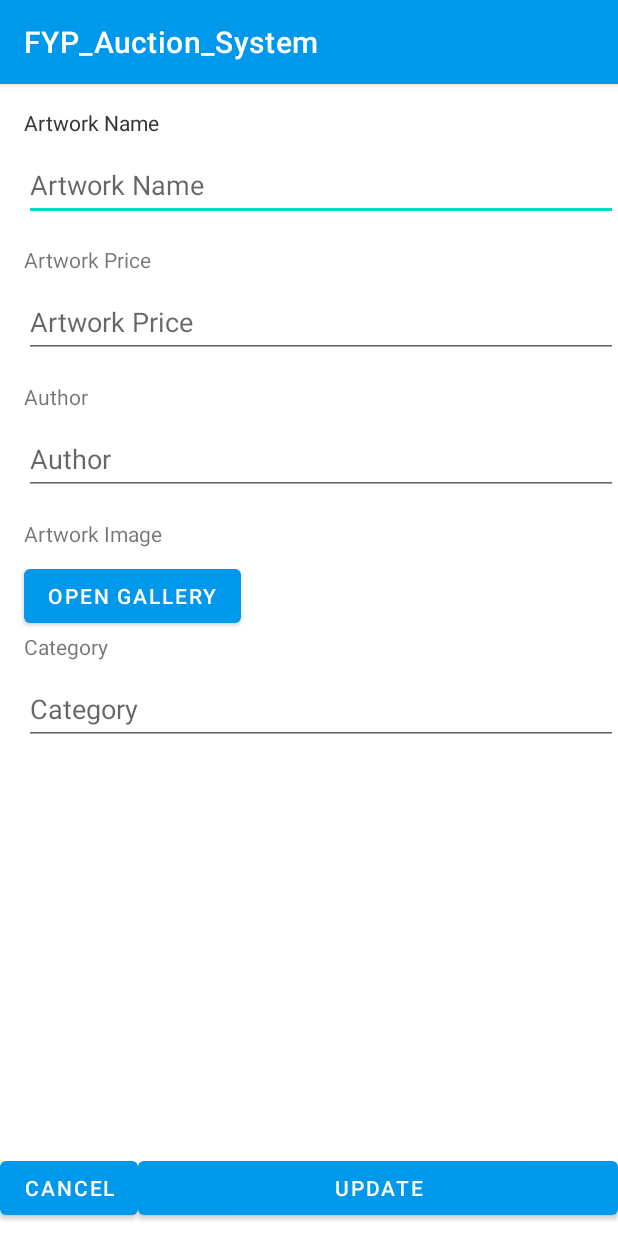
After one commit to AaronNg1206/FYP_Auction_System, an Android app: the fragment CustomerUpdateArtwork shown on its own in the app's theme, on a phone screen of 412 x 824 dp. The commit adds this screen. Run offline under Robolectric (Android 15) with nearby library versions, the phone set to English and light mode, and no system bars.

Commit message:
cusUpdateArtworkV1

```diff
--- /dev/null
+++ b/app/src/main/java/com/nghycp/fyp_auction_system/CustomerUpdateArtwork.kt
@@ -0,0 +1,59 @@
+package com.nghycp.fyp_auction_system
+
+import android.os.Bundle
+import androidx.fragment.app.Fragment
+import android.view.LayoutInflater
+import android.view.View
+import android.view.ViewGroup
+
+// TODO: Rename parameter arguments, choose names that match
+// the fragment initialization parameters, e.g. ARG_ITEM_NUMBER
+private const val ARG_PARAM1 = "param1"
+private const val ARG_PARAM2 = "param2"
+
+/**
+ * A simple [Fragment] subclass.
+ * Use the [CustomerUpdateArtwork.newInstance] factory method to
+ * create an instance of this fragment.
+ */
+class CustomerUpdateArtwork : Fragment() {
+    // TODO: Rename and change types of parameters
+    private var param1: String? = null
+    private var param2: String? = null
+
+    override fun onCreate(savedInstanceState: Bundle?) {
+        super.onCreate(savedInstanceState)
+        arguments?.let {
+            param1 = it.getString(ARG_PARAM1)
+            param2 = it.getString(ARG_PARAM2)
+        }
+    }
+
+    override fun onCreateView(
+        inflater: LayoutInflater, container: ViewGroup?,
+        savedInstanceState: Bundle?
+    ): View? {
+        // Inflate the layout for this fragment
+        return inflater.inflate(R.layout.fragment_customer_update_artwork, container, false)
+    }
+
+    companion object {
+        /**
+         * Use this factory method to create a new instance of
+         * this fragment using the provided parameters.
+         *
+         * @param param1 Parameter 1.
+         * @param param2 Parameter 2.
+         * @return A new instance of fragment CustomerUpdateArtwork.
+         */
+        // TODO: Rename and change types and number of parameters
+        @JvmStatic
+        fun newInstance(param1: String, param2: String) =
+            CustomerUpdateArtwork().apply {
+                arguments = Bundle().apply {
+                    putString(ARG_PARAM1, param1)
+                    putString(ARG_PARAM2, param2)
+                }
+            }
+    }
+}
--- a/app/src/main/res/layout/fragment_customer__add__artwork.xml
+++ b/app/src/main/res/layout/fragment_customer__add__artwork.xml
@@ -140,7 +140,7 @@
         app:layout_constraintTop_toBottomOf="@+id/TextView_Category" />
 
     <Button
-        android:id="@+id/buttonAdd"
+        android:id="@+id/buttonUpdate"
         android:layout_width="0dp"
         android:layout_height="wrap_content"
         android:text="@string/addArtwork"
--- /dev/null
+++ b/app/src/main/res/layout/fragment_customer_update_artwork.xml
@@ -0,0 +1,154 @@
+<?xml version="1.0" encoding="utf-8"?>
+<FrameLayout xmlns:android="http://schemas.android.com/apk/res/android"
+    xmlns:app="http://schemas.android.com/apk/res-auto"
+    xmlns:tools="http://schemas.android.com/tools"
+    android:layout_width="match_parent"
+    android:layout_height="match_parent"
+    tools:context=".CustomerUpdateArtwork">
+
+    <androidx.constraintlayout.widget.ConstraintLayout
+        android:id="@+id/frameLayout"
+        android:layout_width="match_parent"
+        android:layout_height="match_parent"
+        tools:context=".customer_Add_Artwork">
+
+        <TextView
+            android:id="@+id/textView_productName"
+            android:layout_width="wrap_content"
+            android:layout_height="wrap_content"
+            android:layout_marginStart="16dp"
+            android:layout_marginTop="16dp"
+            android:text="@string/productName"
+            app:layout_constraintStart_toStartOf="parent"
+            app:layout_constraintTop_toTopOf="parent" />
+
+        <EditText
+            android:id="@+id/editText_productName"
+            android:layout_width="0dp"
+            android:layout_height="wrap_content"
+            android:layout_marginTop="8dp"
+            android:height="@dimen/minHeight"
+            android:ems="10"
+            android:hint="@string/productName"
+            android:inputType="textPersonName"
+            android:minHeight="@dimen/minHeight"
+            app:layout_constraintEnd_toEndOf="parent"
+            app:layout_constraintStart_toStartOf="@+id/textView_productName"
+            app:layout_constraintTop_toBottomOf="@+id/textView_productName" />
+
+        <TextView
+            android:id="@+id/textView_ProductPrice"
+            android:layout_width="wrap_content"
+            android:layout_height="wrap_content"
+            android:layout_marginTop="16dp"
+            android:text="@string/product_Price"
+            app:layout_constraintStart_toStartOf="@+id/editText_productName"
+            app:layout_constraintTop_toBottomOf="@+id/editText_productName" />
+
+        <EditText
+            android:id="@+id/editTextTextPersonName2"
+            android:layout_width="0dp"
+            android:layout_height="wrap_content"
+            android:layout_marginTop="8dp"
+            android:height="@dimen/minHeight"
+            android:ems="10"
+            android:hint="@string/product_Price"
+            android:inputType="textPersonName"
+            android:minHeight="@dimen/minHeight"
+            app:layout_constraintEnd_toEndOf="parent"
+            app:layout_constraintStart_toStartOf="@+id/textView_ProductPrice"
+            app:layout_constraintTop_toBottomOf="@+id/textView_ProductPrice" />
+
+        <TextView
+            android:id="@+id/textView_productAuthor"
+            android:layout_width="wrap_content"
+            android:layout_height="wrap_content"
+            android:layout_marginTop="16dp"
+            android:text="@string/Author"
+            app:layout_constraintStart_toStartOf="@+id/editTextTextPersonName2"
+            app:layout_constraintTop_toBottomOf="@+id/editTextTextPersonName2" />
+
+        <EditText
+            android:id="@+id/editTextTextPersonName3"
+            android:layout_width="0dp"
+            android:layout_height="wrap_content"
+            android:layout_marginTop="8dp"
+            android:height="@dimen/minHeight"
+            android:ems="10"
+            android:hint="@string/Author"
+            android:inputType="textPersonName"
+            android:minHeight="@dimen/minHeight"
+            app:layout_constraintEnd_toEndOf="parent"
+            app:layout_constraintStart_toStartOf="@+id/textView_productAuthor"
+            app:layout_constraintTop_toBottomOf="@+id/textView_productAuthor" />
+
+        <Button
+            android:id="@+id/button_openGallery"
+            android:layout_width="wrap_content"
+            android:layout_height="wrap_content"
+            android:layout_marginTop="8dp"
+            android:text="@string/OpenGallery"
+            app:layout_constraintStart_toStartOf="@+id/textView_productImage"
+            app:layout_constraintTop_toBottomOf="@+id/textView_productImage" />
+
+        <TextView
+            android:id="@+id/textView_productImage"
+            android:layout_width="wrap_content"
+            android:layout_height="wrap_content"
+            android:layout_marginTop="16dp"
+            android:text="@string/product_image"
+            app:layout_constraintStart_toStartOf="@+id/editTextTextPersonName3"
+            app:layout_constraintTop_toBottomOf="@+id/editTextTextPersonName3" />
+
+        <TextView
+            android:id="@+id/TextView_Category"
+            android:layout_width="wrap_content"
+            android:layout_height="wrap_content"
+            android:text="@string/Category"
+            app:layout_constraintStart_toStartOf="@+id/button_openGallery"
+            app:layout_constraintTop_toBottomOf="@+id/button_openGallery" />
+
+        <EditText
+            android:id="@+id/editTextTextPersonName5"
+            android:layout_width="0dp"
+            android:layout_height="wrap_content"
+            android:layout_marginTop="8dp"
+            android:ems="10"
+            android:hint="@string/Category"
+            android:inputType="textPersonName"
+            android:minHeight="@dimen/minHeight"
+            app:layout_constraintEnd_toEndOf="parent"
+            app:layout_constraintStart_toStartOf="@+id/TextView_Category"
+            app:layout_constraintTop_toBottomOf="@+id/TextView_Category" />
+
+        <Button
+            android:id="@+id/buttonUpdate"
+            android:layout_width="0dp"
+            android:layout_height="wrap_content"
+            android:text="@string/UpdateArtwork"
+            app:layout_constraintBottom_toBottomOf="@+id/buttonCancel"
+            app:layout_constraintEnd_toEndOf="parent"
+            app:layout_constraintStart_toEndOf="@+id/buttonCancel"
+            app:layout_constraintTop_toTopOf="@+id/buttonCancel" />
+
+        <Button
+            android:id="@+id/buttonCancel"
+            android:layout_width="wrap_content"
+            android:layout_height="wrap_content"
+            android:layout_marginBottom="8dp"
+            android:text="@string/Cancel"
+            app:layout_constraintBottom_toBottomOf="parent"
+            app:layout_constraintStart_toStartOf="parent" />
+    </androidx.constraintlayout.widget.ConstraintLayout>
+
+    <TextView
+        android:id="@+id/textView_productName4"
+        android:layout_width="wrap_content"
+        android:layout_height="wrap_content"
+        android:layout_marginStart="16dp"
+        android:layout_marginTop="16dp"
+        android:text="@string/productName"
+        app:layout_constraintStart_toStartOf="parent"
+        app:layout_constraintTop_toTopOf="parent" />
+
+</FrameLayout>
--- a/app/src/main/res/values/strings.xml
+++ b/app/src/main/res/values/strings.xml
@@ -20,6 +20,7 @@
     <string name="Category">Category</string>
     <string name="Cancel">cancel</string>
     <string name="addArtwork">Add Artwork</string>
+    <string name="UpdateArtwork">Update</string>
 
     <!--NZH-->
     <!--menu_main-->
@@ -65,4 +66,5 @@
     <string name="btn_reset">Reset Password</string>
     <string name="btn_back"><b>Back to login page</b></string>
 
+
 </resources>
```
